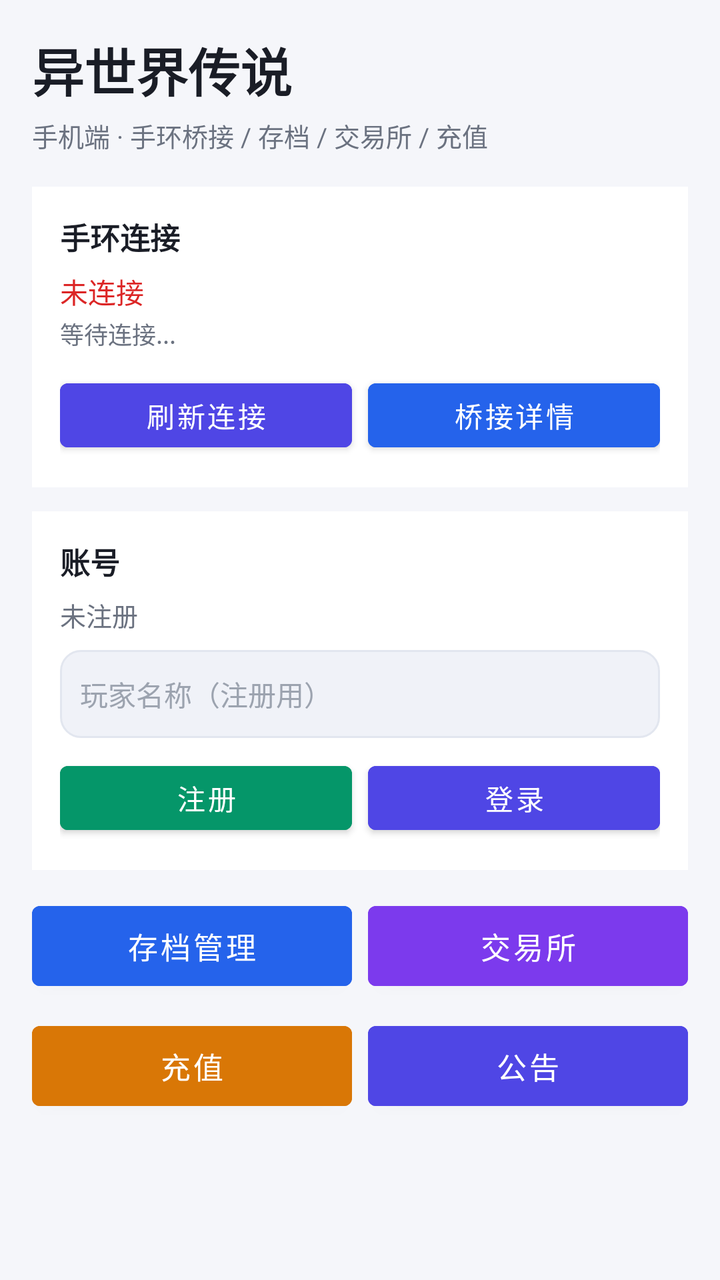
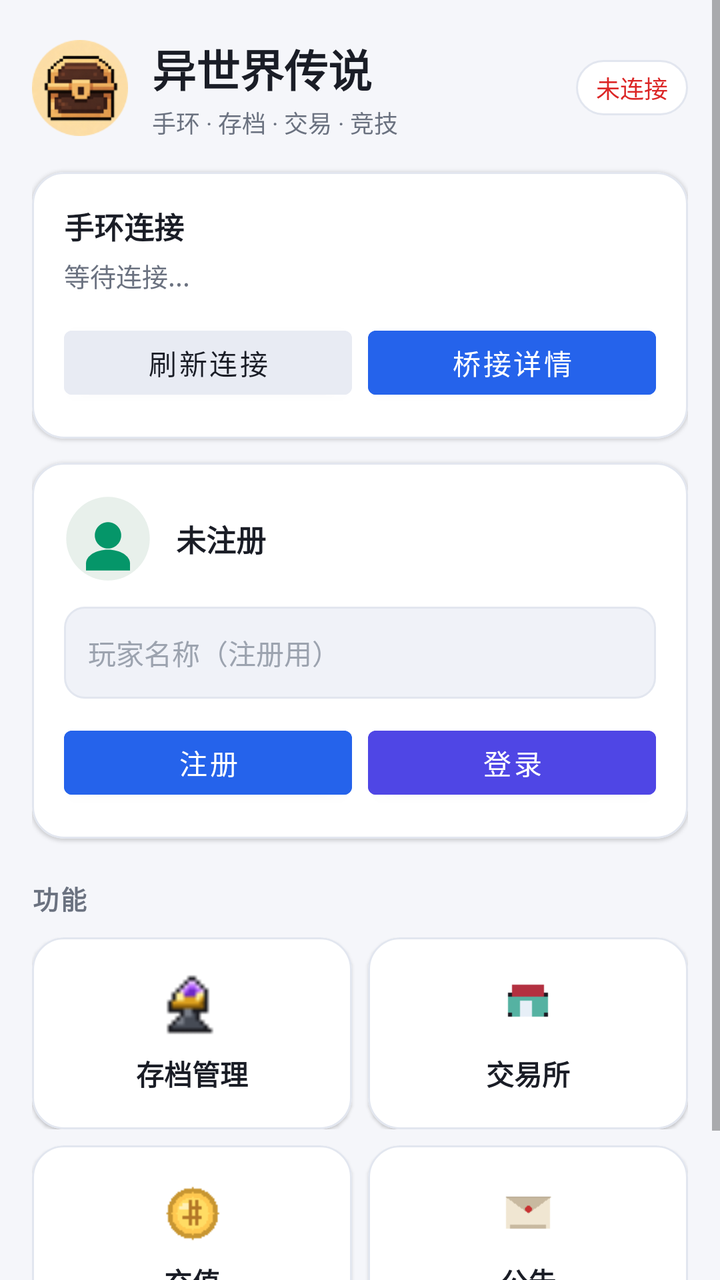

The first picture is an Android layout as it rendered before a commit; the second is the same layout after the commit. The layout source and the unified diff follow.
<!-- AndroidManifest.xml: application theme Theme.Yishijie -->
<!-- res/layout/activity_main.xml -->
<?xml version="1.0" encoding="utf-8"?>
<ScrollView xmlns:android="http://schemas.android.com/apk/res/android"
    android:layout_width="match_parent"
    android:layout_height="match_parent"
    android:background="@color/background">

    <LinearLayout
        android:layout_width="match_parent"
        android:layout_height="wrap_content"
        android:orientation="vertical"
        android:padding="16dp">

        <TextView
            android:layout_width="match_parent"
            android:layout_height="wrap_content"
            android:text="异世界传说"
            android:textSize="26sp"
            android:textColor="@color/text_primary"
            android:textStyle="bold"
            android:paddingBottom="4dp" />

        <TextView
            android:layout_width="match_parent"
            android:layout_height="wrap_content"
            android:text="手机端 · 手环桥接 / 存档 / 交易所 / 充值"
            android:textSize="13sp"
            android:textColor="@color/text_secondary"
            android:paddingBottom="16dp" />

        
        <LinearLayout
            android:layout_width="match_parent"
            android:layout_height="wrap_content"
            android:orientation="vertical"
            android:background="@color/background_card"
            android:padding="14dp"
            android:paddingBottom="10dp">

            <TextView
                android:layout_width="match_parent"
                android:layout_height="wrap_content"
                android:text="手环连接"
                android:textSize="15sp"
                android:textColor="@color/text_primary"
                android:textStyle="bold"
                android:paddingBottom="6dp" />

            <TextView
                android:id="@+id/tvConnStatus"
                android:layout_width="match_parent"
                android:layout_height="wrap_content"
                android:text="未连接"
                android:textSize="14sp"
                android:textColor="@color/error"
                android:paddingBottom="2dp" />

            <TextView
                android:id="@+id/tvConnDetail"
                android:layout_width="match_parent"
                android:layout_height="wrap_content"
                android:text="等待连接..."
                android:textSize="12sp"
                android:textColor="@color/text_secondary"
                android:paddingBottom="10dp" />

            <LinearLayout
                android:layout_width="match_parent"
                android:layout_height="wrap_content"
                android:orientation="horizontal">

                <Button
                    android:id="@+id/btnRefreshConn"
                    android:layout_width="0dp"
                    android:layout_height="44dp"
                    android:layout_weight="1"
                    android:text="刷新连接"
                    android:textSize="14sp"
                    android:backgroundTint="@color/accent"
                    android:layout_marginEnd="8dp" />

                <Button
                    android:id="@+id/btnBridge"
                    android:layout_width="0dp"
                    android:layout_height="44dp"
                    android:layout_weight="1"
                    android:text="桥接详情"
                    android:textSize="14sp"
                    android:backgroundTint="@color/primary" />
            </LinearLayout>
        </LinearLayout>

        
        <LinearLayout
            android:layout_width="match_parent"
            android:layout_height="wrap_content"
            android:orientation="vertical"
            android:background="@color/background_card"
            android:padding="14dp"
            android:layout_marginTop="12dp">

            <TextView
                android:layout_width="match_parent"
                android:layout_height="wrap_content"
                android:text="账号"
                android:textSize="15sp"
                android:textColor="@color/text_primary"
                android:textStyle="bold"
                android:paddingBottom="6dp" />

            <TextView
                android:id="@+id/tvAccount"
                android:layout_width="match_parent"
                android:layout_height="wrap_content"
                android:text="未注册"
                android:textSize="13sp"
                android:textColor="@color/text_secondary"
                android:paddingBottom="8dp" />

            <EditText
                android:id="@+id/etName"
                android:layout_width="match_parent"
                android:layout_height="44dp"
                android:hint="玩家名称（注册用）"
                android:textSize="14sp"
                android:textColor="@color/text_primary"
                android:textColorHint="@color/text_hint"
                android:background="@drawable/bg_input"
                android:paddingHorizontal="10dp"
                android:inputType="text" />

            <LinearLayout
                android:layout_width="match_parent"
                android:layout_height="wrap_content"
                android:orientation="horizontal"
                android:layout_marginTop="8dp">

                <Button
                    android:id="@+id/btnRegister"
                    android:layout_width="0dp"
                    android:layout_height="44dp"
                    android:layout_weight="1"
                    android:text="注册"
                    android:textSize="14sp"
                    android:backgroundTint="@color/success"
                    android:layout_marginEnd="8dp" />

                <Button
                    android:id="@+id/btnLogin"
                    android:layout_width="0dp"
                    android:layout_height="44dp"
                    android:layout_weight="1"
                    android:text="登录"
                    android:textSize="14sp"
                    android:backgroundTint="@color/accent" />
            </LinearLayout>
        </LinearLayout>

        
        <LinearLayout
            android:layout_width="match_parent"
            android:layout_height="wrap_content"
            android:orientation="horizontal"
            android:layout_marginTop="12dp">

            <Button
                android:id="@+id/btnSave"
                android:layout_width="0dp"
                android:layout_height="52dp"
                android:layout_weight="1"
                android:text="存档管理"
                android:textSize="15sp"
                android:backgroundTint="@color/primary"
                android:layout_marginEnd="8dp" />

            <Button
                android:id="@+id/btnExchange"
                android:layout_width="0dp"
                android:layout_height="52dp"
                android:layout_weight="1"
                android:text="交易所"
                android:textSize="15sp"
                android:backgroundTint="@color/res_source" />
        </LinearLayout>

        <LinearLayout
            android:layout_width="match_parent"
            android:layout_height="wrap_content"
            android:orientation="horizontal"
            android:layout_marginTop="8dp">

            <Button
                android:id="@+id/btnRecharge"
                android:layout_width="0dp"
                android:layout_height="52dp"
                android:layout_weight="1"
                android:text="充值"
                android:textSize="15sp"
                android:backgroundTint="@color/res_gold"
                android:layout_marginEnd="8dp" />

            <Button
                android:id="@+id/btnAnnouncements"
                android:layout_width="0dp"
                android:layout_height="52dp"
                android:layout_weight="1"
                android:text="公告"
                android:textSize="15sp"
                android:backgroundTint="@color/accent" />
        </LinearLayout>

        <TextView
            android:id="@+id/tvToast"
            android:layout_width="match_parent"
            android:layout_height="wrap_content"
            android:textSize="13sp"
            android:textColor="@color/warning"
            android:paddingTop="12dp"
            android:gravity="center" />
    </LinearLayout>
</ScrollView>
<!-- resources referenced by this layout -->
<resources>
  <color name="accent">#4F46E5</color>
  <color name="background">#F5F6FA</color>
  <color name="background_card">#FFFFFF</color>
  <color name="error">#DC2626</color>
  <color name="primary">#2563EB</color>
  <color name="res_gold">#D97706</color>
  <color name="res_source">#7C3AED</color>
  <color name="success">#059669</color>
  <color name="text_hint">#9CA3AF</color>
  <color name="text_primary">#1A1D26</color>
  <color name="text_secondary">#6B7280</color>
  <color name="warning">#D97706</color>
  <!-- drawable bg_input (drawable) -->
  <?xml version="1.0" encoding="utf-8"?>
  <shape xmlns:android="http://schemas.android.com/apk/res/android">
      <solid android:color="@color/surface" />
      <stroke android:width="1dp" android:color="@color/surface_border" />
      <corners android:radius="10dp" />
  </shape>
  <style name="Theme.Yishijie" parent="Theme.MaterialComponents.Light.NoActionBar">
          <item name="colorPrimary">@color/primary</item>
          <item name="colorPrimaryDark">@color/primary_dark</item>
          <item name="colorAccent">@color/accent</item>
          <item name="android:windowBackground">@color/background</item>
          <item name="android:statusBarColor">@color/background</item>
          <item name="android:navigationBarColor">@color/background</item>
          <item name="android:windowLightStatusBar">true</item>
          <item name="android:windowLightNavigationBar">true</item>
      </style>
  <color name="surface">#F0F2F8</color>
  <color name="surface_border">#E2E6EF</color>
  <color name="primary_dark">#1D4ED8</color>
</resources>

<!-- the commit's change to res/layout/activity_main.xml (unified diff, before → after) -->
@@ -1,185 +1,305 @@
 <?xml version="1.0" encoding="utf-8"?>
 <ScrollView xmlns:android="http://schemas.android.com/apk/res/android"
+    xmlns:app="http://schemas.android.com/apk/res-auto"
     android:layout_width="match_parent"
     android:layout_height="match_parent"
-    android:background="@color/background">
+    android:background="@color/background"
+    android:fillViewport="true">
 
     <LinearLayout
         android:layout_width="match_parent"
         android:layout_height="wrap_content"
         android:orientation="vertical"
-        android:padding="16dp">
-
-        <TextView
-            android:layout_width="match_parent"
-            android:layout_height="wrap_content"
-            android:text="异世界传说"
-            android:textSize="26sp"
-            android:textColor="@color/text_primary"
-            android:textStyle="bold"
-            android:paddingBottom="4dp" />
-
-        <TextView
-            android:layout_width="match_parent"
-            android:layout_height="wrap_content"
-            android:text="手机端 · 手环桥接 / 存档 / 交易所 / 充值"
-            android:textSize="13sp"
-            android:textColor="@color/text_secondary"
-            android:paddingBottom="16dp" />
+        android:paddingStart="16dp"
+        android:paddingEnd="16dp"
+        android:paddingBottom="24dp">
 
         
         <LinearLayout
             android:layout_width="match_parent"
             android:layout_height="wrap_content"
-            android:orientation="vertical"
-            android:background="@color/background_card"
-            android:padding="14dp"
-            android:paddingBottom="10dp">
-
-            <TextView
-                android:layout_width="match_parent"
+            android:orientation="horizontal"
+            android:gravity="center_vertical"
+            android:paddingTop="18dp"
+            android:paddingBottom="16dp">
+
+            <ImageView
+                android:layout_width="48dp"
+                android:layout_height="48dp"
+                android:src="@drawable/logo"
+                android:contentDescription="logo" />
+
+            <LinearLayout
+                android:layout_width="0dp"
                 android:layout_height="wrap_content"
-                android:text="手环连接"
-                android:textSize="15sp"
-                android:textColor="@color/text_primary"
-                android:textStyle="bold"
-                android:paddingBottom="6dp" />
+                android:layout_weight="1"
+                android:orientation="vertical"
+                android:layout_marginStart="12dp">
+
+                <TextView
+                    android:layout_width="wrap_content"
+                    android:layout_height="wrap_content"
+                    android:text="异世界传说"
+                    android:textSize="22sp"
+                    android:textColor="@color/text_primary"
+                    android:textStyle="bold" />
+
+                <TextView
+                    android:layout_width="wrap_content"
+                    android:layout_height="wrap_content"
+                    android:text="手环 · 存档 · 交易 · 竞技"
+                    android:textSize="12sp"
+                    android:textColor="@color/text_secondary"
+                    android:layout_marginTop="2dp" />
+            </LinearLayout>
 
             <TextView
                 android:id="@+id/tvConnStatus"
-                android:layout_width="match_parent"
+                android:layout_width="wrap_content"
                 android:layout_height="wrap_content"
                 android:text="未连接"
-                android:textSize="14sp"
+                android:textSize="12sp"
                 android:textColor="@color/error"
-                android:paddingBottom="2dp" />
-
-            <TextView
-                android:id="@+id/tvConnDetail"
-                android:layout_width="match_parent"
-                android:layout_height="wrap_content"
-                android:text="等待连接..."
-                android:textSize="12sp"
-                android:textColor="@color/text_secondary"
-                android:paddingBottom="10dp" />
+                android:paddingStart="10dp"
+                android:paddingEnd="10dp"
+                android:paddingTop="5dp"
+                android:paddingBottom="5dp"
+                android:background="@drawable/bg_status_pill" />
+        </LinearLayout>
+
+        
+        <com.google.android.material.card.MaterialCardView
+            android:layout_width="match_parent"
+            android:layout_height="wrap_content"
+            app:cardBackgroundColor="@color/background_card"
+            app:cardCornerRadius="16dp"
+            app:cardElevation="1dp"
+            app:strokeColor="@color/surface_border"
+            app:strokeWidth="1dp">
 
             <LinearLayout
                 android:layout_width="match_parent"
                 android:layout_height="wrap_content"
-                android:orientation="horizontal">
-
-                <Button
-                    android:id="@+id/btnRefreshConn"
-                    android:layout_width="0dp"
-                    android:layout_height="44dp"
-                    android:layout_weight="1"
-                    android:text="刷新连接"
-                    android:textSize="14sp"
-                    android:backgroundTint="@color/accent"
-                    android:layout_marginEnd="8dp" />
-
-                <Button
-                    android:id="@+id/btnBridge"
-                    android:layout_width="0dp"
-                    android:layout_height="44dp"
-                    android:layout_weight="1"
-                    android:text="桥接详情"
-                    android:textSize="14sp"
-                    android:backgroundTint="@color/primary" />
+                android:orientation="vertical"
+                android:padding="16dp">
+
+                <TextView
+                    android:layout_width="wrap_content"
+                    android:layout_height="wrap_content"
+                    android:text="手环连接"
+                    android:textSize="15sp"
+                    android:textColor="@color/text_primary"
+                    android:textStyle="bold" />
+
+                <TextView
+                    android:id="@+id/tvConnDetail"
+                    android:layout_width="match_parent"
+                    android:layout_height="wrap_content"
+                    android:text="等待连接..."
+                    android:textSize="13sp"
+                    android:textColor="@color/text_secondary"
+                    android:layout_marginTop="4dp"
+                    android:layout_marginBottom="12dp" />
+
+                <LinearLayout
+                    android:layout_width="match_parent"
+                    android:layout_height="wrap_content"
+                    android:orientation="horizontal">
+
+                    <Button
+                        android:id="@+id/btnRefreshConn"
+                        android:layout_width="0dp"
+                        android:layout_height="44dp"
+                        android:layout_weight="1"
+                        android:text="刷新连接"
+                        android:textSize="14sp"
+                        android:backgroundTint="@color/surface_light"
+                        android:textColor="@color/text_primary"
+                        android:layout_marginEnd="8dp" />
+
+                    <Button
+                        android:id="@+id/btnBridge"
+                        android:layout_width="0dp"
+                        android:layout_height="44dp"
+                        android:layout_weight="1"
+                        android:text="桥接详情"
+                        android:textSize="14sp"
+                        android:backgroundTint="@color/primary" />
+                </LinearLayout>
             </LinearLayout>
-        </LinearLayout>
+        </com.google.android.material.card.MaterialCardView>
 
         
-        <LinearLayout
-            android:layout_width="match_parent"
-            android:layout_height="wrap_content"
-            android:orientation="vertical"
-            android:background="@color/background_card"
-            android:padding="14dp"
+        <com.google.android.material.card.MaterialCardView
+            android:layout_width="match_parent"
+            android:layout_height="wrap_content"
+            app:cardBackgroundColor="@color/background_card"
+            app:cardCornerRadius="16dp"
+            app:cardElevation="1dp"
+            app:strokeColor="@color/surface_border"
+            app:strokeWidth="1dp"
             android:layout_marginTop="12dp">
-
-            <TextView
-                android:layout_width="match_parent"
-                android:layout_height="wrap_content"
-                android:text="账号"
-                android:textSize="15sp"
-                android:textColor="@color/text_primary"
-                android:textStyle="bold"
-                android:paddingBottom="6dp" />
-
-            <TextView
-                android:id="@+id/tvAccount"
-                android:layout_width="match_parent"
-                android:layout_height="wrap_content"
-                android:text="未注册"
-                android:textSize="13sp"
-                android:textColor="@color/text_secondary"
-                android:paddingBottom="8dp" />
-
-            <EditText
-                android:id="@+id/etName"
-                android:layout_width="match_parent"
-                android:layout_height="44dp"
-                android:hint="玩家名称（注册用）"
-                android:textSize="14sp"
-                android:textColor="@color/text_primary"
-                android:textColorHint="@color/text_hint"
-                android:background="@drawable/bg_input"
-                android:paddingHorizontal="10dp"
-                android:inputType="text" />
 
             <LinearLayout
                 android:layout_width="match_parent"
                 android:layout_height="wrap_content"
-                android:orientation="horizontal"
-                android:layout_marginTop="8dp">
-
-                <Button
-                    android:id="@+id/btnRegister"
-                    android:layout_width="0dp"
-                    android:layout_height="44dp"
-                    android:layout_weight="1"
-                    android:text="注册"
+                android:orientation="vertical"
+                android:padding="16dp">
+
+                <LinearLayout
+                    android:layout_width="match_parent"
+                    android:layout_height="wrap_content"
+                    android:orientation="horizontal"
+                    android:gravity="center_vertical">
+
+                    <ImageView
+                        android:layout_width="44dp"
+                        android:layout_height="44dp"
+                        android:src="@drawable/ic_avatar_default"
+                        android:contentDescription="头像" />
+
+                    <TextView
+                        android:id="@+id/tvAccount"
+                        android:layout_width="0dp"
+                        android:layout_height="wrap_content"
+                        android:layout_weight="1"
+                        android:text="未注册"
+                        android:textSize="15sp"
+                        android:textColor="@color/text_primary"
+                        android:textStyle="bold"
+                        android:layout_marginStart="12dp" />
+                </LinearLayout>
+
+                <EditText
+                    android:id="@+id/etName"
+                    android:layout_width="match_parent"
+                    android:layout_height="46dp"
+                    android:hint="玩家名称（注册用）"
                     android:textSize="14sp"
-                    android:backgroundTint="@color/success"
-                    android:layout_marginEnd="8dp" />
-
-                <Button
-                    android:id="@+id/btnLogin"
-                    android:layout_width="0dp"
-                    android:layout_height="44dp"
-                    android:layout_weight="1"
-                    android:text="登录"
-                    android:textSize="14sp"
-                    android:backgroundTint="@color/accent" />
+                    android:textColor="@color/text_primary"
+                    android:textColorHint="@color/text_hint"
+                    android:background="@drawable/bg_input"
+                    android:paddingHorizontal="12dp"
+                    android:inputType="text"
+                    android:layout_marginTop="12dp" />
+
+                <LinearLayout
+                    android:layout_width="match_parent"
+                    android:layout_height="wrap_content"
+                    android:orientation="horizontal"
+                    android:layout_marginTop="10dp">
+
+                    <Button
+                        android:id="@+id/btnRegister"
+                        android:layout_width="0dp"
+                        android:layout_height="44dp"
+                        android:layout_weight="1"
+                        android:text="注册"
+                        android:textSize="14sp"
+                        android:backgroundTint="@color/primary"
+                        android:layout_marginEnd="8dp" />
+
+                    <Button
+                        android:id="@+id/btnLogin"
+                        android:layout_width="0dp"
+                        android:layout_height="44dp"
+                        android:layout_weight="1"
+                        android:text="登录"
+                        android:textSize="14sp"
+                        android:backgroundTint="@color/accent" />
+                </LinearLayout>
             </LinearLayout>
-        </LinearLayout>
+        </com.google.android.material.card.MaterialCardView>
 
         
+        <TextView
+            android:layout_width="wrap_content"
+            android:layout_height="wrap_content"
+            android:text="功能"
+            android:textSize="13sp"
+            android:textColor="@color/text_secondary"
+            android:textStyle="bold"
+            android:letterSpacing="0.06"
+            android:layout_marginTop="20dp"
+            android:layout_marginBottom="10dp" />
+
         <LinearLayout
             android:layout_width="match_parent"
             android:layout_height="wrap_content"
-            android:orientation="horizontal"
-            android:layout_marginTop="12dp">
-
-            <Button
+            android:orientation="horizontal">
+
+            <com.google.android.material.card.MaterialCardView
                 android:id="@+id/btnSave"
                 android:layout_width="0dp"
-                android:layout_height="52dp"
-                android:layout_weight="1"
-                android:text="存档管理"
-                android:textSize="15sp"
-                android:backgroundTint="@color/primary"
-                android:layout_marginEnd="8dp" />
-
-            <Button
+                android:layout_height="96dp"
+                android:layout_weight="1"
+                android:layout_marginEnd="8dp"
+                app:cardBackgroundColor="@color/background_card"
+                app:cardCornerRadius="16dp"
+                app:cardElevation="1dp"
+                app:strokeColor="@color/surface_border"
+                app:strokeWidth="1dp"
+                android:clickable="true"
+                android:focusable="true">
+
+                <LinearLayout
+                    android:layout_width="match_parent"
+                    android:layout_height="match_parent"
+                    android:orientation="vertical"
+                    android:gravity="center">
+
+                    <ImageView
+                        android:layout_width="32dp"
+                        android:layout_height="32dp"
+                        android:src="@drawable/upgrade"
+                        android:contentDescription="存档" />
+
+                    <TextView
+                        android:layout_width="wrap_content"
+                        android:layout_height="wrap_content"
+                        android:text="存档管理"
+                        android:textSize="14sp"
+                        android:textColor="@color/text_primary"
+                        android:textStyle="bold"
+                        android:layout_marginTop="8dp" />
+                </LinearLayout>
+            </com.google.android.material.card.MaterialCardView>
+
+            <com.google.android.material.card.MaterialCardView
                 android:id="@+id/btnExchange"
                 android:layout_width="0dp"
-                android:layout_height="52dp"
-                android:layout_weight="1"
-                android:text="交易所"
-                android:textSize="15sp"
-                android:backgroundTint="@color/res_source" />
+                android:layout_height="96dp"
+                android:layout_weight="1"
+                app:cardBackgroundColor="@color/background_card"
+                app:cardCornerRadius="16dp"
+                app:cardElevation="1dp"
+                app:strokeColor="@color/surface_border"
+                app:strokeWidth="1dp"
+                android:clickable="true"
+                android:focusable="true">
+
+                <LinearLayout
+                    android:layout_width="match_parent"
+                    android:layout_height="match_parent"
+                    android:orientation="vertical"
+                    android:gravity="center">
+
+                    <ImageView
+                        android:layout_width="32dp"
+                        android:layout_height="32dp"
+                        android:src="@drawable/shop"
+                        android:contentDescription="交易所" />
+
+                    <TextView
+                        android:layout_width="wrap_content"
+                        android:layout_height="wrap_content"
+                        android:text="交易所"
+                        android:textSize="14sp"
+                        android:textColor="@color/text_primary"
+                        android:textStyle="bold"
+                        android:layout_marginTop="8dp" />
+                </LinearLayout>
+            </com.google.android.material.card.MaterialCardView>
         </LinearLayout>
 
         <LinearLayout
@@ -188,24 +308,78 @@
             android:orientation="horizontal"
             android:layout_marginTop="8dp">
 
-            <Button
+            <com.google.android.material.card.MaterialCardView
                 android:id="@+id/btnRecharge"
                 android:layout_width="0dp"
-                android:layout_height="52dp"
-                android:layout_weight="1"
-                android:text="充值"
-                android:textSize="15sp"
-                android:backgroundTint="@color/res_gold"
-                android:layout_marginEnd="8dp" />
-
-            <Button
+                android:layout_height="96dp"
+                android:layout_weight="1"
+                android:layout_marginEnd="8dp"
+                app:cardBackgroundColor="@color/background_card"
+                app:cardCornerRadius="16dp"
+                app:cardElevation="1dp"
+                app:strokeColor="@color/surface_border"
+                app:strokeWidth="1dp"
+                android:clickable="true"
+                android:focusable="true">
+
+                <LinearLayout
+                    android:layout_width="match_parent"
+                    android:layout_height="match_parent"
+                    android:orientation="vertical"
+                    android:gravity="center">
+
+                    <ImageView
+                        android:layout_width="32dp"
+                        android:layout_height="32dp"
+                        android:src="@drawable/gold"
+                        android:contentDescription="充值" />
+
+                    <TextView
+                        android:layout_width="wrap_content"
+                        android:layout_height="wrap_content"
+                        android:text="充值"
+                        android:textSize="14sp"
+                        android:textColor="@color/text_primary"
+                        android:textStyle="bold"
+                        android:layout_marginTop="8dp" />
+                </LinearLayout>
+            </com.google.android.material.card.MaterialCardView>
+
+            <com.google.android.material.card.MaterialCardView
                 android:id="@+id/btnAnnouncements"
                 android:layout_width="0dp"
-                android:layout_height="52dp"
-                android:layout_weight="1"
-                android:text="公告"
-                android:textSize="15sp"
-                android:backgroundTint="@color/accent" />
+                android:layout_height="96dp"
+                android:layout_weight="1"
+                app:cardBackgroundColor="@color/background_card"
+                app:cardCornerRadius="16dp"
+                app:cardElevation="1dp"
+                app:strokeColor="@color/surface_border"
+                app:strokeWidth="1dp"
+                android:clickable="true"
+                android:focusable="true">
+
+                <LinearLayout
+                    android:layout_width="match_parent"
+                    android:layout_height="match_parent"
+                    android:orientation="vertical"
+                    android:gravity="center">
+
+                    <ImageView
+                        android:layout_width="32dp"
+                        android:layout_height="32dp"
+                        android:src="@drawable/mail"
+                        android:contentDescription="公告" />
+
+                    <TextView
+                        android:layout_width="wrap_content"
+                        android:layout_height="wrap_content"
+                        android:text="公告"
+                        android:textSize="14sp"
+                        android:textColor="@color/text_primary"
+                        android:textStyle="bold"
+                        android:layout_marginTop="8dp" />
+                </LinearLayout>
+            </com.google.android.material.card.MaterialCardView>
         </LinearLayout>
 
         <TextView
@@ -213,8 +387,8 @@
             android:layout_width="match_parent"
             android:layout_height="wrap_content"
             android:textSize="13sp"
-            android:textColor="@color/warning"
-            android:paddingTop="12dp"
+            android:textColor="@color/text_secondary"
+            android:paddingTop="14dp"
             android:gravity="center" />
     </LinearLayout>
 </ScrollView>
<!-- resource entries referenced after the edit -->
@@ -5,13 +5,9 @@
   <color name="background_card">#FFFFFF</color>
   <color name="error">#DC2626</color>
   <color name="primary">#2563EB</color>
-  <color name="res_gold">#D97706</color>
-  <color name="res_source">#7C3AED</color>
-  <color name="success">#059669</color>
   <color name="text_hint">#9CA3AF</color>
   <color name="text_primary">#1A1D26</color>
   <color name="text_secondary">#6B7280</color>
-  <color name="warning">#D97706</color>
   <!-- drawable bg_input (drawable) -->
   <?xml version="1.0" encoding="utf-8"?>
   <shape xmlns:android="http://schemas.android.com/apk/res/android">
@@ -19,6 +15,38 @@
       <stroke android:width="1dp" android:color="@color/surface_border" />
       <corners android:radius="10dp" />
   </shape>
+  <!-- drawable bg_status_pill (drawable) -->
+  <?xml version="1.0" encoding="utf-8"?>
+  <shape xmlns:android="http://schemas.android.com/apk/res/android" android:shape="rectangle">
+      <solid android:color="#FFFFFF" />
+      <corners android:radius="18dp" />
+      <stroke android:width="1dp" android:color="#E2E6EF" />
+  </shape>
+  <!-- drawable gold: png bitmap (drawable, 288 bytes) -->
+  <!-- drawable ic_avatar_default (drawable) -->
+  <?xml version="1.0" encoding="utf-8"?>
+  <vector xmlns:android="http://schemas.android.com/apk/res/android"
+      android:width="80dp"
+      android:height="80dp"
+      android:viewportWidth="80"
+      android:viewportHeight="80">
+      
+      <path
+          android:fillColor="#E8F0EB"
+          android:pathData="M40,40m-38,0a38,38 0,1 1,76 0a38,38 0,1 1,-76 0" />
+      
+      <path
+          android:fillColor="#059669"
+          android:pathData="M40,25c-6.6,0 -12,5.4 -12,12s5.4,12 12,12s12,-5.4 12,-12s-5.4,-12 -12,-12z" />
+      
+      <path
+          android:fillColor="#059669"
+          android:pathData="M40,50c-11,0 -20,5.7 -20,12.5v6.5h40v-6.5c0,-6.8 -9,-12.5 -20,-12.5z" />
+  </vector>
+  <!-- drawable logo: png bitmap (drawable, 17069 bytes) -->
+  <!-- drawable mail: png bitmap (drawable, 400 bytes) -->
+  <!-- drawable shop: png bitmap (drawable, 274 bytes) -->
+  <!-- drawable upgrade: png bitmap (drawable, 280 bytes) -->
   <style name="Theme.Yishijie" parent="Theme.MaterialComponents.Light.NoActionBar">
           <item name="colorPrimary">@color/primary</item>
           <item name="colorPrimaryDark">@color/primary_dark</item>
@@ -31,6 +59,7 @@
       </style>
   <color name="surface">#F0F2F8</color>
   <color name="surface_border">#E2E6EF</color>
+  <color name="surface_light">#E8EBF3</color>
   <color name="primary_dark">#1D4ED8</color>
 </resources>
 
